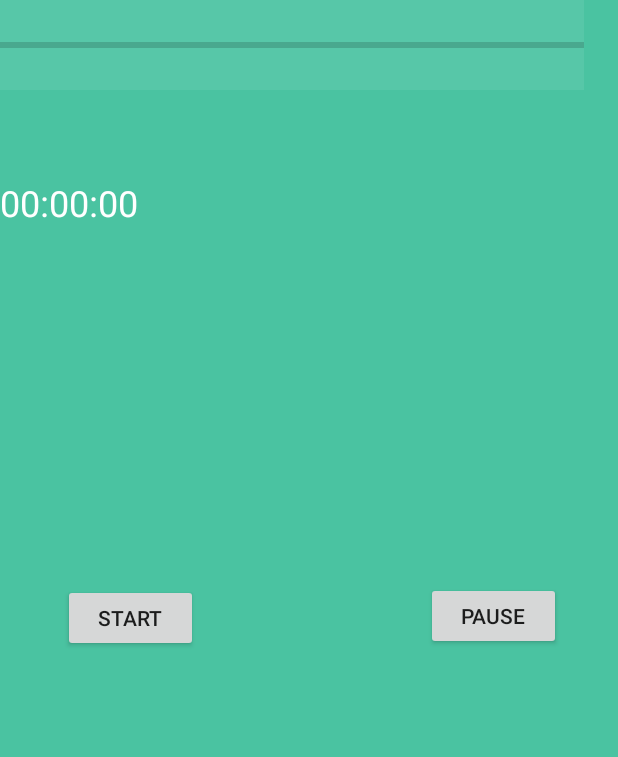
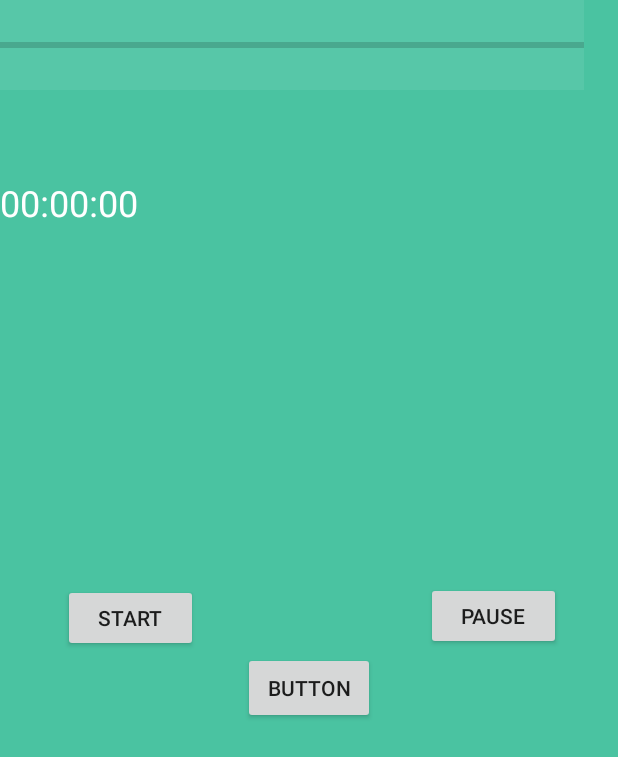
Before and after one commit to sokudon/netatimer_andoro, an Android app: the screen it shows after launch (MainActivity), on a phone screen of 412 x 824 dp. Shown: the top 757 px of the screen. Run offline under Robolectric (Android 15) with nearby library versions, the phone set to English and light mode, and no system bars.

```diff
--- a/app/build.gradle
+++ b/app/build.gradle
@@ -50,4 +50,6 @@ dependencies {
     testImplementation 'junit:junit:4.+'
     androidTestImplementation 'androidx.test.ext:junit:1.1.2'
     androidTestImplementation 'androidx.test.espresso:espresso-core:3.3.0'
+    implementation 'com.squareup.okhttp3:okhttp:4.9.0'
+    implementation 'com.squareup.okhttp3:logging-interceptor:4.9.0'
 }
--- a/app/src/main/AndroidManifest.xml
+++ b/app/src/main/AndroidManifest.xml
@@ -1,6 +1,8 @@
 <?xml version="1.0" encoding="utf-8"?>
 <manifest xmlns:android="http://schemas.android.com/apk/res/android"
     package="com.example.myapplication">
+
+    <uses-permission android:name="android.permission.INTERNET" />
 
     <application
         android:allowBackup="true"
--- a/app/src/main/res/layout/activity_main.xml
+++ b/app/src/main/res/layout/activity_main.xml
@@ -43,4 +43,13 @@
         android:max="100"
         android:progress="0" />
 
+    <Button
+        android:id="@+id/button2"
+        android:layout_width="wrap_content"
+        android:layout_height="wrap_content"
+        android:layout_below="@id/startButton"
+        android:layout_centerHorizontal="true"
+        android:layout_centerVertical="false"
+        android:text="Button" />
+
 </RelativeLayout>
```
Also changed, not shown: app/src/main/java/com/example/myapplication/MainActivity.kt (+61 -22 lines).
